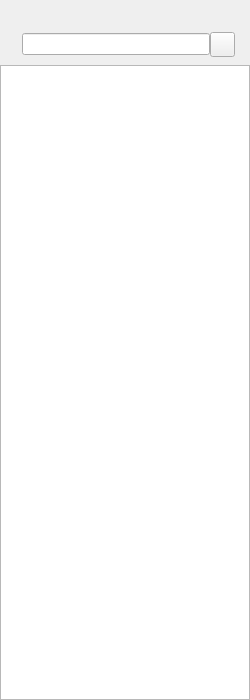
Old version of the form ui_components/forms/contactspanewidget.ui in the repository ASUJY/WeLink.
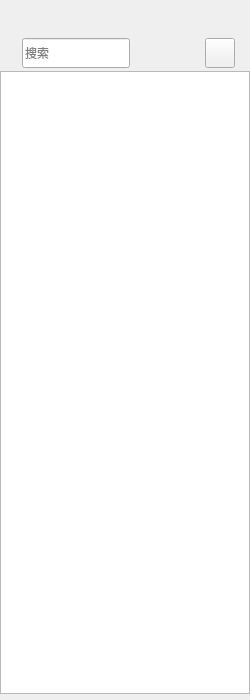
New version of the form. Icons and pictures are not drawn. Custom widgets are drawn as their Qt base class.

Commit message: feat:优化联系人列表的UI界面，以及新增联系人主界面

```diff
--- a/ui_components/forms/contactspanewidget.ui
+++ b/ui_components/forms/contactspanewidget.ui
@@ -39,13 +39,13 @@
     <number>0</number>
    </property>
    <property name="topMargin">
-    <number>0</number>
+    <number>6</number>
    </property>
    <property name="rightMargin">
     <number>0</number>
    </property>
    <property name="bottomMargin">
-    <number>0</number>
+    <number>6</number>
    </property>
    <item>
     <widget class="QWidget" name="nullWidget" native="true">
@@ -77,7 +77,7 @@
        <height>40</height>
       </size>
      </property>
-     <layout class="QHBoxLayout" name="horizontalLayout" stretch="0,0">
+     <layout class="QHBoxLayout" name="horizontalLayout" stretch="0">
       <property name="spacing">
        <number>0</number>
       </property>
@@ -98,7 +98,7 @@
         <property name="minimumSize">
          <size>
           <width>0</width>
-          <height>25</height>
+          <height>30</height>
          </size>
         </property>
         <property name="maximumSize">
@@ -133,8 +133,8 @@
            </property>
            <property name="maximumSize">
             <size>
-             <width>25</width>
-             <height>25</height>
+             <width>30</width>
+             <height>30</height>
             </size>
            </property>
            <property name="text">
@@ -149,23 +149,43 @@
           </widget>
          </item>
          <item>
-          <widget class="QLineEdit" name="leditSearch"/>
-         </item>
-        </layout>
-       </widget>
-      </item>
+          <widget class="QLineEdit" name="leditSearch">
+           <property name="maximumSize">
+            <size>
+             <width>16777215</width>
+             <height>30</height>
+            </size>
+           </property>
+           <property name="placeholderText">
+            <string>搜索</string>
+           </property>
+          </widget>
+         </item>
+         <item>
+          <spacer name="horizontalSpacer">
+           <property name="orientation">
+            <enum>Qt::Orientation::Horizontal</enum>
+           </property>
+           <property name="sizeHint" stdset="0">
+            <size>
+             <width>5</width>
+             <height>30</height>
+            </size>
+           </property>
+          </spacer>
+         </item>
       <item>
        <widget class="QPushButton" name="btnPlus">
         <property name="minimumSize">
          <size>
-          <width>25</width>
-          <height>25</height>
+             <width>30</width>
+             <height>30</height>
          </size>
         </property>
         <property name="maximumSize">
          <size>
-          <width>25</width>
-          <height>25</height>
+             <width>30</width>
+             <height>30</height>
          </size>
         </property>
         <property name="text">
@@ -175,6 +195,9 @@
          <iconset resource="../../app/resource.qrc">
           <normaloff>:/resource/icon/menu/plus.svg</normaloff>:/resource/icon/menu/plus.svg</iconset>
         </property>
+          </widget>
+         </item>
+        </layout>
        </widget>
       </item>
      </layout>
```
Lines whose indentation alone changed are shown as unchanged. The commit also changes 7 other files.
